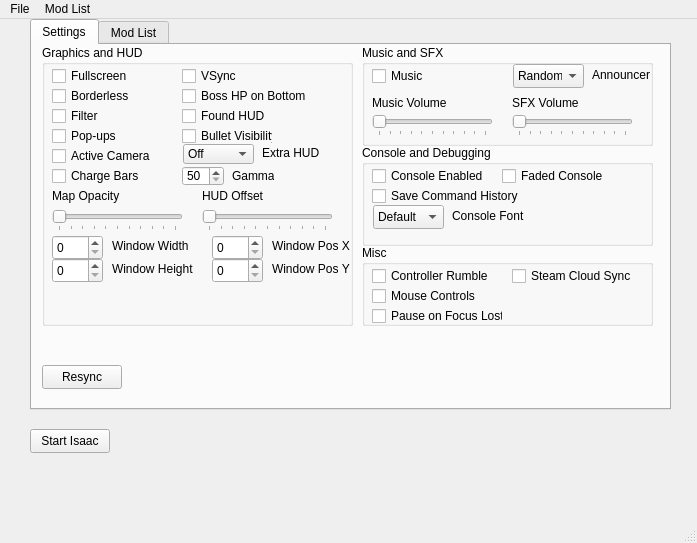
BrakeDude/IsaacConfigurator, file mainwindow.ui: the form before one commit.
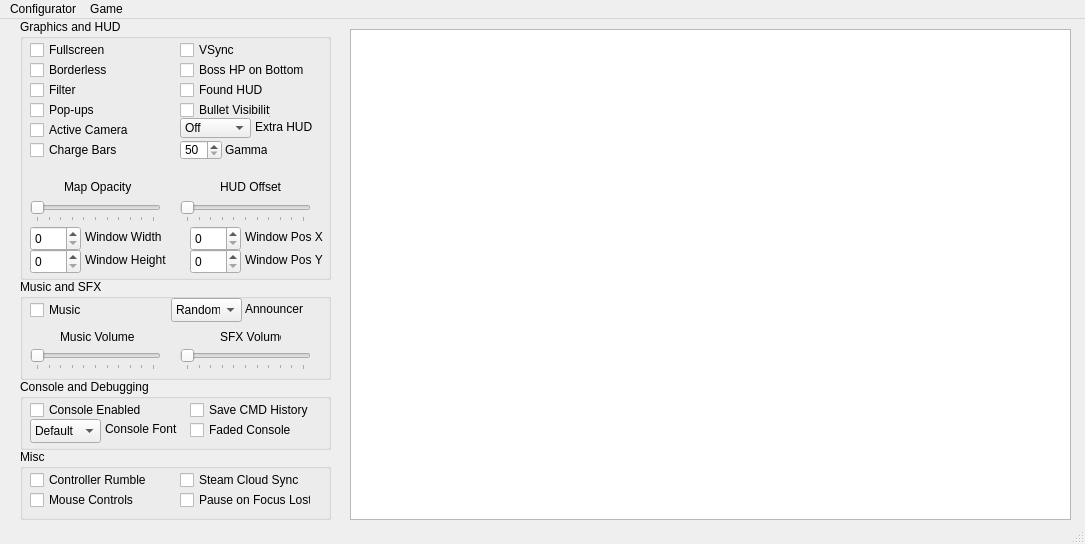
The form after the commit.

Diff of the .ui file:
```diff
--- a/mainwindow.ui
+++ b/mainwindow.ui
@@ -6,49 +6,27 @@
    <rect>
     <x>0</x>
     <y>0</y>
-    <width>697</width>
-    <height>543</height>
+    <width>1085</width>
+    <height>544</height>
    </rect>
   </property>
   <property name="minimumSize">
    <size>
-    <width>697</width>
-    <height>543</height>
-   </size>
-  </property>
-  <property name="maximumSize">
-   <size>
-    <width>697</width>
-    <height>16777215</height>
+    <width>1085</width>
+    <height>544</height>
    </size>
   </property>
   <property name="windowTitle">
    <string notr="true">Rebirth Settings Configurator</string>
   </property>
   <widget class="QWidget" name="centralwidget">
-   <widget class="QTabWidget" name="tabWidget">
-    <property name="geometry">
-     <rect>
-      <x>30</x>
-      <y>0</y>
-      <width>641</width>
-      <height>391</height>
-     </rect>
-    </property>
-    <property name="currentIndex">
-     <number>0</number>
-    </property>
-    <widget class="QWidget" name="tabSettings">
-     <attribute name="title">
-      <string>Settings</string>
-     </attribute>
      <widget class="QGroupBox" name="groupBox_GFX">
       <property name="geometry">
        <rect>
-        <x>10</x>
+      <x>20</x>
         <y>0</y>
         <width>311</width>
-        <height>281</height>
+      <height>261</height>
        </rect>
       </property>
       <property name="title">
@@ -58,7 +36,7 @@
        <property name="geometry">
         <rect>
          <x>160</x>
-         <y>165</y>
+       <y>182</y>
          <width>131</width>
          <height>21</height>
         </rect>
@@ -152,8 +130,8 @@
       <widget class="QLabel" name="label_HUD">
        <property name="geometry">
         <rect>
-         <x>160</x>
-         <y>140</y>
+       <x>200</x>
+       <y>157</y>
          <width>61</width>
          <height>21</height>
         </rect>
@@ -165,7 +143,7 @@
       <widget class="QSpinBox" name="spinBox_Gamma">
        <property name="geometry">
         <rect>
-         <x>140</x>
+       <x>160</x>
          <y>121</y>
          <width>42</width>
          <height>20</height>
@@ -184,7 +162,7 @@
       <widget class="QLabel" name="label_Gamma">
        <property name="geometry">
         <rect>
-         <x>190</x>
+       <x>205</x>
          <y>120</y>
          <width>42</width>
          <height>21</height>
@@ -198,7 +176,7 @@
        <property name="geometry">
         <rect>
          <x>10</x>
-         <y>165</y>
+       <y>182</y>
          <width>131</width>
          <height>21</height>
         </rect>
@@ -228,8 +206,8 @@
       <widget class="QLabel" name="label_Map">
        <property name="geometry">
         <rect>
-         <x>10</x>
-         <y>140</y>
+       <x>44</x>
+       <y>157</y>
          <width>71</width>
          <height>21</height>
         </rect>
@@ -257,7 +235,7 @@
       <widget class="QComboBox" name="comboBox_ExtraHUD">
        <property name="geometry">
         <rect>
-         <x>141</x>
+       <x>160</x>
          <y>99</y>
          <width>71</width>
          <height>20</height>
@@ -285,7 +263,7 @@
       <widget class="QLabel" name="label">
        <property name="geometry">
         <rect>
-         <x>220</x>
+       <x>235</x>
          <y>100</y>
          <width>61</width>
          <height>16</height>
@@ -298,7 +276,7 @@
       <widget class="QCheckBox" name="checkBox_FoundHUD">
        <property name="geometry">
         <rect>
-         <x>140</x>
+       <x>160</x>
          <y>60</y>
          <width>91</width>
          <height>22</height>
@@ -314,7 +292,7 @@
       <widget class="QCheckBox" name="checkBox_BossHPBot">
        <property name="geometry">
         <rect>
-         <x>140</x>
+       <x>160</x>
          <y>40</y>
          <width>131</width>
          <height>22</height>
@@ -330,7 +308,7 @@
       <widget class="QCheckBox" name="checkBox_VSync">
        <property name="geometry">
         <rect>
-         <x>140</x>
+       <x>160</x>
          <y>20</y>
          <width>131</width>
          <height>22</height>
@@ -365,7 +343,7 @@
       <widget class="QCheckBox" name="checkBox_BulletVisibility">
        <property name="geometry">
         <rect>
-         <x>140</x>
+       <x>160</x>
          <y>80</y>
          <width>91</width>
          <height>22</height>
@@ -381,8 +359,8 @@
       <widget class="QLabel" name="label_Width">
        <property name="geometry">
         <rect>
-         <x>70</x>
-         <y>190</y>
+       <x>65</x>
+       <y>207</y>
          <width>81</width>
          <height>21</height>
         </rect>
@@ -394,8 +372,8 @@
       <widget class="QLabel" name="label_Height">
        <property name="geometry">
         <rect>
-         <x>70</x>
-         <y>213</y>
+       <x>65</x>
+       <y>230</y>
          <width>91</width>
          <height>21</height>
         </rect>
@@ -408,7 +386,7 @@
        <property name="geometry">
         <rect>
          <x>10</x>
-         <y>190</y>
+       <y>207</y>
          <width>51</width>
          <height>25</height>
         </rect>
@@ -427,7 +405,7 @@
        <property name="geometry">
         <rect>
          <x>10</x>
-         <y>213</y>
+       <y>230</y>
          <width>51</width>
          <height>25</height>
         </rect>
@@ -445,8 +423,8 @@
       <widget class="QLabel" name="label_PosX">
        <property name="geometry">
         <rect>
-         <x>230</x>
-         <y>190</y>
+       <x>225</x>
+       <y>207</y>
          <width>81</width>
          <height>21</height>
         </rect>
@@ -459,7 +437,7 @@
        <property name="geometry">
         <rect>
          <x>170</x>
-         <y>190</y>
+       <y>207</y>
          <width>51</width>
          <height>25</height>
         </rect>
@@ -478,7 +456,7 @@
        <property name="geometry">
         <rect>
          <x>170</x>
-         <y>213</y>
+       <y>230</y>
          <width>51</width>
          <height>25</height>
         </rect>
@@ -496,8 +474,8 @@
       <widget class="QLabel" name="label_PosY">
        <property name="geometry">
         <rect>
-         <x>230</x>
-         <y>213</y>
+       <x>225</x>
+       <y>230</y>
          <width>81</width>
          <height>21</height>
         </rect>
@@ -507,12 +485,179 @@
        </property>
       </widget>
      </widget>
+   <widget class="QGroupBox" name="groupBox_Misc">
+    <property name="geometry">
+     <rect>
+      <x>20</x>
+      <y>430</y>
+      <width>311</width>
+      <height>71</height>
+     </rect>
+    </property>
+    <property name="title">
+     <string>Misc</string>
+    </property>
+    <widget class="QCheckBox" name="checkBox_Rumble">
+     <property name="geometry">
+      <rect>
+       <x>10</x>
+       <y>20</y>
+       <width>131</width>
+       <height>22</height>
+      </rect>
+     </property>
+     <property name="text">
+      <string>Controller Rumble</string>
+     </property>
+    </widget>
+    <widget class="QCheckBox" name="checkBox_Mouse">
+     <property name="geometry">
+      <rect>
+       <x>10</x>
+       <y>40</y>
+       <width>131</width>
+       <height>22</height>
+      </rect>
+     </property>
+     <property name="text">
+      <string>Mouse Controls</string>
+     </property>
+    </widget>
+    <widget class="QCheckBox" name="checkBox_Pause">
+     <property name="geometry">
+      <rect>
+       <x>160</x>
+       <y>40</y>
+       <width>131</width>
+       <height>22</height>
+      </rect>
+     </property>
+     <property name="text">
+      <string>Pause on Focus Lost</string>
+     </property>
+    </widget>
+    <widget class="QCheckBox" name="checkBox_Steam">
+     <property name="geometry">
+      <rect>
+       <x>160</x>
+       <y>20</y>
+       <width>131</width>
+       <height>22</height>
+      </rect>
+     </property>
+     <property name="text">
+      <string>Steam Cloud Sync</string>
+     </property>
+    </widget>
+   </widget>
+   <widget class="QGroupBox" name="groupBox_Console">
+    <property name="geometry">
+     <rect>
+      <x>20</x>
+      <y>360</y>
+      <width>311</width>
+      <height>71</height>
+     </rect>
+    </property>
+    <property name="title">
+     <string>Console and Debugging</string>
+    </property>
+    <widget class="QCheckBox" name="checkBox_FadeConsole">
+     <property name="geometry">
+      <rect>
+       <x>170</x>
+       <y>40</y>
+       <width>101</width>
+       <height>22</height>
+      </rect>
+     </property>
+     <property name="layoutDirection">
+      <enum>Qt::LeftToRight</enum>
+     </property>
+     <property name="text">
+      <string>Faded Console</string>
+     </property>
+    </widget>
+    <widget class="QCheckBox" name="checkBox_SaveCMDHistory">
+     <property name="geometry">
+      <rect>
+       <x>170</x>
+       <y>20</y>
+       <width>161</width>
+       <height>22</height>
+      </rect>
+     </property>
+     <property name="layoutDirection">
+      <enum>Qt::LeftToRight</enum>
+     </property>
+     <property name="text">
+      <string>Save CMD History</string>
+     </property>
+    </widget>
+    <widget class="QComboBox" name="comboBox_ConsoleFont">
+     <property name="geometry">
+      <rect>
+       <x>10</x>
+       <y>40</y>
+       <width>71</width>
+       <height>24</height>
+      </rect>
+     </property>
+     <property name="layoutDirection">
+      <enum>Qt::LeftToRight</enum>
+     </property>
+     <item>
+      <property name="text">
+       <string>Default</string>
+      </property>
+     </item>
+     <item>
+      <property name="text">
+       <string>Small</string>
+      </property>
+     </item>
+     <item>
+      <property name="text">
+       <string>Tiny</string>
+      </property>
+     </item>
+    </widget>
+    <widget class="QLabel" name="label_ConsoleFont">
+     <property name="geometry">
+      <rect>
+       <x>85</x>
+       <y>40</y>
+       <width>81</width>
+       <height>20</height>
+      </rect>
+     </property>
+     <property name="text">
+      <string>Console Font</string>
+     </property>
+    </widget>
+    <widget class="QCheckBox" name="checkBox_ConsoleEnabled">
+     <property name="geometry">
+      <rect>
+       <x>10</x>
+       <y>20</y>
+       <width>111</width>
+       <height>22</height>
+      </rect>
+     </property>
+     <property name="layoutDirection">
+      <enum>Qt::LeftToRight</enum>
+     </property>
+     <property name="text">
+      <string>Console Enabled</string>
+     </property>
+    </widget>
+   </widget>
      <widget class="QGroupBox" name="groupBox_SFX">
       <property name="geometry">
        <rect>
-        <x>330</x>
-        <y>0</y>
-        <width>291</width>
+      <x>20</x>
+      <y>260</y>
+      <width>311</width>
         <height>101</height>
        </rect>
       </property>
@@ -524,7 +669,7 @@
         <rect>
          <x>10</x>
          <y>70</y>
-         <width>121</width>
+       <width>131</width>
          <height>21</height>
         </rect>
        </property>
@@ -569,9 +714,9 @@
       <widget class="QLabel" name="label_MusicVol">
        <property name="geometry">
         <rect>
-         <x>10</x>
+       <x>40</x>
          <y>50</y>
-         <width>81</width>
+       <width>75</width>
          <height>16</height>
         </rect>
        </property>
@@ -582,9 +727,9 @@
       <widget class="QLabel" name="label_SFXVol">
        <property name="geometry">
         <rect>
-         <x>150</x>
+       <x>200</x>
          <y>50</y>
-         <width>81</width>
+       <width>61</width>
          <height>16</height>
         </rect>
        </property>
@@ -595,9 +740,9 @@
       <widget class="QSlider" name="horizontalSlider_SFX">
        <property name="geometry">
         <rect>
-         <x>150</x>
+       <x>160</x>
          <y>70</y>
-         <width>121</width>
+       <width>131</width>
          <height>21</height>
         </rect>
        </property>
@@ -626,7 +771,7 @@
       <widget class="QLabel" name="label_Announcer">
        <property name="geometry">
         <rect>
-         <x>230</x>
+       <x>225</x>
          <y>20</y>
          <width>71</width>
          <height>20</height>
@@ -665,214 +810,14 @@
        </item>
       </widget>
      </widget>
-     <widget class="QGroupBox" name="groupBox_Console">
+   <widget class="QTableWidget" name="tableMods">
       <property name="geometry">
        <rect>
-        <x>330</x>
-        <y>100</y>
-        <width>291</width>
-        <height>101</height>
-       </rect>
-      </property>
-      <property name="title">
-       <string>Console and Debugging</string>
-      </property>
-      <widget class="QCheckBox" name="checkBox_FadeConsole">
-       <property name="geometry">
-        <rect>
-         <x>140</x>
-         <y>20</y>
-         <width>101</width>
-         <height>22</height>
-        </rect>
-       </property>
-       <property name="layoutDirection">
-        <enum>Qt::LeftToRight</enum>
-       </property>
-       <property name="text">
-        <string>Faded Console</string>
-       </property>
-      </widget>
-      <widget class="QCheckBox" name="checkBox_SaveCMDHistory">
-       <property name="geometry">
-        <rect>
-         <x>10</x>
-         <y>40</y>
-         <width>161</width>
-         <height>22</height>
-        </rect>
-       </property>
-       <property name="layoutDirection">
-        <enum>Qt::LeftToRight</enum>
-       </property>
-       <property name="text">
-        <string>Save Command History</string>
-       </property>
-      </widget>
-      <widget class="QComboBox" name="comboBox_ConsoleFont">
-       <property name="geometry">
-        <rect>
-         <x>11</x>
-         <y>60</y>
-         <width>71</width>
-         <height>24</height>
-        </rect>
-       </property>
-       <property name="layoutDirection">
-        <enum>Qt::LeftToRight</enum>
-       </property>
-       <item>
-        <property name="text">
-         <string>Default</string>
-        </property>
-       </item>
-       <item>
-        <property name="text">
-         <string>Small</string>
-        </property>
-       </item>
-       <item>
-        <property name="text">
-         <string>Tiny</string>
-        </property>
-       </item>
-      </widget>
-      <widget class="QLabel" name="label_ConsoleFont">
-       <property name="geometry">
-        <rect>
-         <x>90</x>
-         <y>61</y>
-         <width>81</width>
-         <height>20</height>
-        </rect>
-       </property>
-       <property name="text">
-        <string>Console Font</string>
-       </property>
-      </widget>
-      <widget class="QCheckBox" name="checkBox_ConsoleEnabled">
-       <property name="geometry">
-        <rect>
-         <x>10</x>
-         <y>20</y>
-         <width>111</width>
-         <height>22</height>
-        </rect>
-       </property>
-       <property name="layoutDirection">
-        <enum>Qt::LeftToRight</enum>
-       </property>
-       <property name="text">
-        <string>Console Enabled</string>
-       </property>
-      </widget>
-     </widget>
-     <widget class="QGroupBox" name="groupBox_Misc">
-      <property name="geometry">
-       <rect>
-        <x>330</x>
-        <y>200</y>
-        <width>291</width>
-        <height>81</height>
-       </rect>
-      </property>
-      <property name="title">
-       <string>Misc</string>
-      </property>
-      <widget class="QCheckBox" name="checkBox_Rumble">
-       <property name="geometry">
-        <rect>
-         <x>10</x>
-         <y>20</y>
-         <width>131</width>
-         <height>22</height>
-        </rect>
-       </property>
-       <property name="text">
-        <string>Controller Rumble</string>
-       </property>
-      </widget>
-      <widget class="QCheckBox" name="checkBox_Mouse">
-       <property name="geometry">
-        <rect>
-         <x>10</x>
-         <y>40</y>
-         <width>131</width>
-         <height>22</height>
-        </rect>
-       </property>
-       <property name="text">
-        <string>Mouse Controls</string>
-       </property>
-      </widget>
-      <widget class="QCheckBox" name="checkBox_Pause">
-       <property name="geometry">
-        <rect>
-         <x>10</x>
-         <y>60</y>
-         <width>131</width>
-         <height>22</height>
-        </rect>
-       </property>
-       <property name="text">
-        <string>Pause on Focus Lost</string>
-       </property>
-      </widget>
-      <widget class="QCheckBox" name="checkBox_Steam">
-       <property name="geometry">
-        <rect>
-         <x>150</x>
-         <y>20</y>
-         <width>131</width>
-         <height>22</height>
-        </rect>
-       </property>
-       <property name="text">
-        <string>Steam Cloud Sync</string>
-       </property>
-      </widget>
-     </widget>
-     <widget class="QPushButton" name="buttonSync">
-      <property name="geometry">
-       <rect>
-        <x>10</x>
-        <y>320</y>
-        <width>80</width>
-        <height>24</height>
-       </rect>
-      </property>
-      <property name="text">
-       <string>Resync</string>
-      </property>
-     </widget>
-    </widget>
-    <widget class="QWidget" name="tabMods">
-     <attribute name="title">
-      <string>Mod List</string>
-     </attribute>
-     <widget class="QTableWidget" name="tableWidget">
-      <property name="geometry">
-       <rect>
-        <x>10</x>
+      <x>350</x>
         <y>10</y>
-        <width>611</width>
-        <height>281</height>
-       </rect>
-      </property>
-     </widget>
-    </widget>
-   </widget>
-   <widget class="QPushButton" name="startButton">
-    <property name="geometry">
-     <rect>
-      <x>30</x>
-      <y>410</y>
-      <width>80</width>
-      <height>24</height>
-     </rect>
-    </property>
-    <property name="text">
-     <string>Start Isaac</string>
+      <width>721</width>
+      <height>491</height>
+     </rect>
     </property>
    </widget>
   </widget>
@@ -881,27 +826,32 @@
     <rect>
      <x>0</x>
      <y>0</y>
-     <width>697</width>
+     <width>1085</width>
      <height>21</height>
     </rect>
    </property>
-   <widget class="QMenu" name="menuMod_List">
-    <property name="title">
-     <string>Mod List</string>
-    </property>
-    <addaction name="actionReload"/>
-   </widget>
    <widget class="QMenu" name="menuFile">
     <property name="title">
-     <string>File</string>
+     <string>Configurator</string>
     </property>
     <addaction name="actionExit"/>
    </widget>
+   <widget class="QMenu" name="menuGame">
+    <property name="title">
+     <string>Game</string>
+    </property>
+    <addaction name="actionStartGame"/>
+    <addaction name="actionCloseGame"/>
+   </widget>
    <addaction name="menuFile"/>
-   <addaction name="menuMod_List"/>
+   <addaction name="menuGame"/>
   </widget>
-  <widget class="QStatusBar" name="statusbar"/>
-  <action name="actionReload">
+  <widget class="QStatusBar" name="statusbar">
+   <property name="enabled">
+    <bool>true</bool>
+   </property>
+  </widget>
+  <action name="actionSyncMods">
    <property name="text">
     <string>Reload</string>
    </property>
```
Left out of the diff: 53 changed lines with no effect on the pictures. Lines whose indentation alone changed are shown as unchanged.
